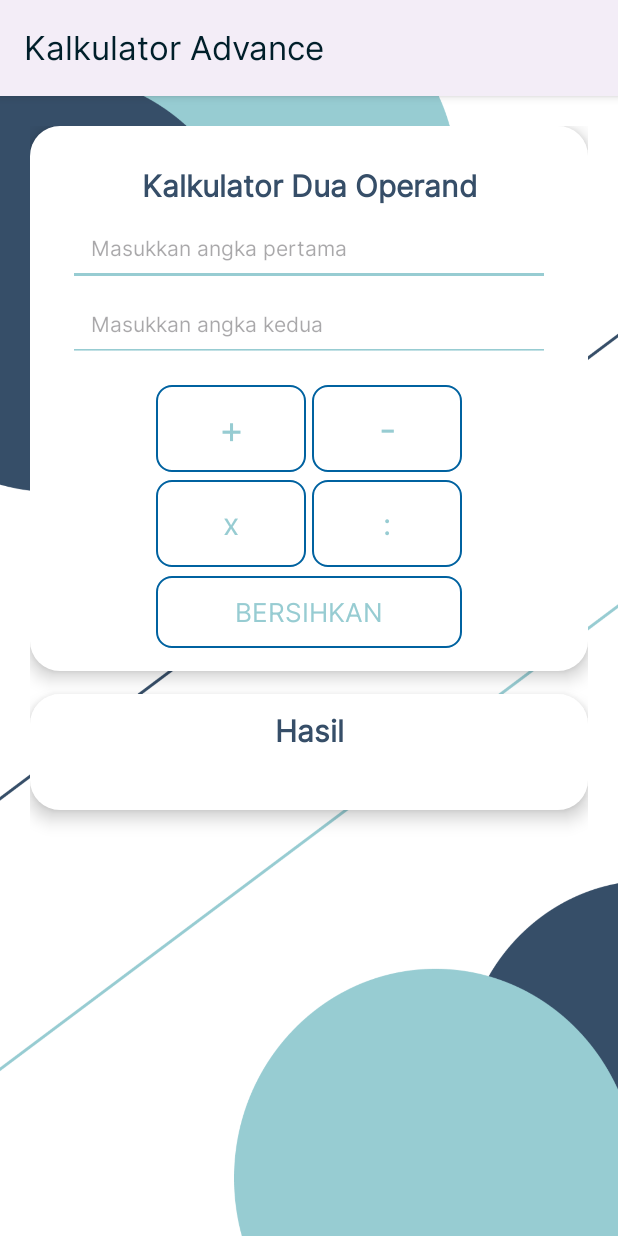
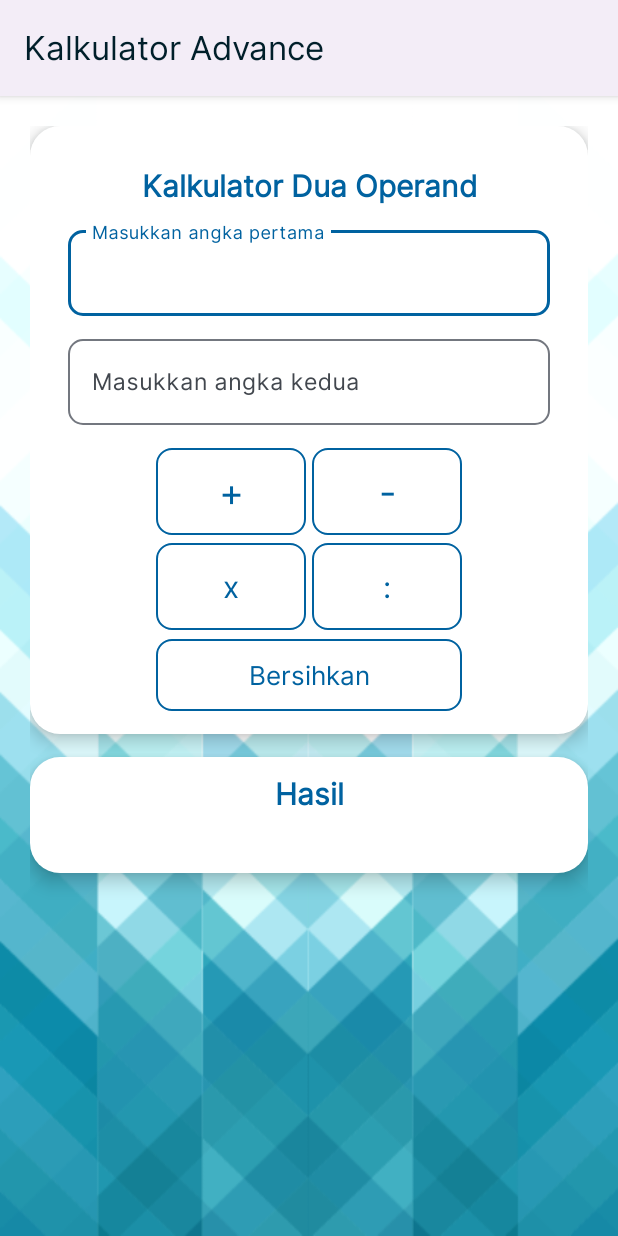
Before and after one commit to fierzahaikkal/pbo_java_android, an Android app: the CalculatorActivity screen opened directly, with no data from a screen before it, on a phone screen of 412 x 824 dp. Run offline under Robolectric (Android 15) with nearby library versions, the phone set to English and light mode, and no system bars.

Commit message:
fix: change text field,

```diff
--- a/app/src/main/res/layout/activity_calculator.xml
+++ b/app/src/main/res/layout/activity_calculator.xml
@@ -7,7 +7,7 @@
     android:layout_height="match_parent"
     android:orientation="vertical"
     android:padding="20dp"
-    android:background="@drawable/bg_login"
+    android:background="@drawable/bg_turquoise"
     tools:context=".CalculatorActivity">
 
     <LinearLayout
@@ -34,32 +34,51 @@
                 android:fontFamily="@font/inter"
                 android:gravity="center"
                 android:text="Kalkulator Dua Operand"
-                android:textColor="@color/biruMudaPalette"
+                android:textColor="@color/md_theme_light_primary"
                 android:textSize="20sp"
                 android:textStyle="bold" />
 
-            <EditText
-                android:id="@+id/angka_pertama"
+            <com.google.android.material.textfield.TextInputLayout
                 android:layout_width="match_parent"
                 android:layout_height="wrap_content"
-                android:layout_marginTop="2dp"
-                android:backgroundTint="@color/biruTerangPalette"
-                android:ems="10"
+                android:id="@+id/tilang1"
+                android:layout_marginTop="10dp"
                 android:hint="Masukkan angka pertama"
-                android:inputType="number"
-                android:padding="15dp"
-                android:textSize="14sp" />
+                app:boxCornerRadiusTopStart="10dp"
+                app:boxCornerRadiusTopEnd="10dp"
+                app:boxCornerRadiusBottomStart="10dp"
+                app:boxCornerRadiusBottomEnd="10dp"
+                app:boxBackgroundMode="outline"
+                app:boxBackgroundColor="#0000">
+                <com.google.android.material.textfield.TextInputEditText
+                    android:layout_width="match_parent"
+                    android:layout_height="wrap_content"
+                    android:id="@+id/angka_pertama"
+                    android:textSize="15dp"
+                    android:background="@null"
+                    android:inputType="number"/>
+            </com.google.android.material.textfield.TextInputLayout>
 
-            <EditText
-                android:id="@+id/angka_kedua"
+            <com.google.android.material.textfield.TextInputLayout
                 android:layout_width="match_parent"
                 android:layout_height="wrap_content"
-                android:backgroundTint="@color/biruTerangPalette"
-                android:ems="10"
+                android:id="@+id/tilang2"
+                android:layout_marginTop="10dp"
                 android:hint="Masukkan angka kedua"
-                android:inputType="number"
-                android:padding="15dp"
-                android:textSize="14sp" />
+                app:boxCornerRadiusTopStart="10dp"
+                app:boxCornerRadiusTopEnd="10dp"
+                app:boxCornerRadiusBottomStart="10dp"
+                app:boxCornerRadiusBottomEnd="10dp"
+                app:boxBackgroundMode="outline"
+                app:boxBackgroundColor="#0000">
+                <com.google.android.material.textfield.TextInputEditText
+                    android:layout_width="match_parent"
+                    android:layout_height="wrap_content"
+                    android:id="@+id/angka_kedua"
+                    android:textSize="15dp"
+                    android:background="@null"
+                    android:inputType="number"/>
+            </com.google.android.material.textfield.TextInputLayout>
         </LinearLayout>
 
         <LinearLayout
@@ -76,10 +95,10 @@
                 android:layout_height="58dp"
                 android:layout_marginEnd="2dp"
                 android:layout_marginRight="2dp"
+                android:fontFamily="@font/inter"
                 android:background="@drawable/calculator_radiusbutton"
-                android:fontFamily="@font/inter"
                 android:text="+"
-                android:textColor="@color/biruTerangPalette"
+                android:textColor="@color/md_theme_light_primary"
                 android:textSize="25sp" />
 
             <androidx.appcompat.widget.AppCompatButton
@@ -91,7 +110,7 @@
                 android:background="@drawable/calculator_radiusbutton"
                 android:fontFamily="@font/inter"
                 android:text="-"
-                android:textColor="@color/biruTerangPalette"
+                android:textColor="@color/md_theme_light_primary"
                 android:textSize="25sp" />
         </LinearLayout>
 
@@ -113,7 +132,7 @@
                 android:fontFamily="@font/inter"
                 android:text="x"
                 android:textAllCaps="false"
-                android:textColor="@color/biruTerangPalette"
+                android:textColor="@color/md_theme_light_primary"
                 android:textSize="20sp" />
 
             <androidx.appcompat.widget.AppCompatButton
@@ -126,7 +145,7 @@
                 android:background="@drawable/calculator_radiusbutton"
                 android:fontFamily="@font/inter"
                 android:text=":"
-                android:textColor="@color/biruTerangPalette"
+                android:textColor="@color/md_theme_light_primary"
                 android:textSize="20sp" />
         </LinearLayout>
 
@@ -144,7 +163,8 @@
                 android:background="@drawable/calculator_radiusbutton"
                 android:fontFamily="@font/inter"
                 android:text="Bersihkan"
-                android:textColor="@color/biruTerangPalette"
+                android:textAllCaps="false"
+                android:textColor="@color/md_theme_light_primary"
                 android:textSize="17sp" />
         </LinearLayout>
     </LinearLayout>
@@ -163,7 +183,7 @@
             android:gravity="center_horizontal"
             android:text="Hasil"
             android:textSize="20sp"
-            android:textColor="@color/biruMudaPalette"
+            android:textColor="@color/md_theme_light_primary"
             android:fontFamily="@font/inter"
             android:textStyle="bold"/>
 
```
